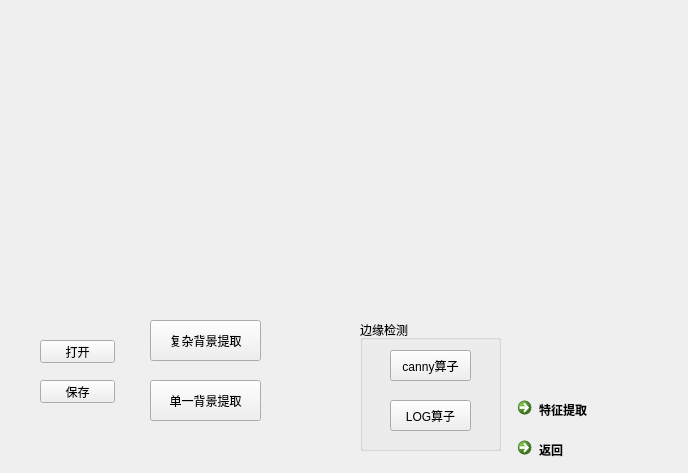
Above: PyQt/roi.ui from zklt/bishe before the change. Below: the same form after it.
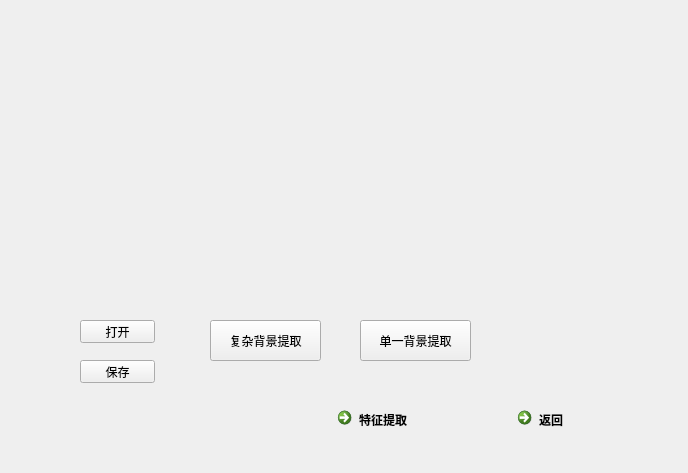
That is the form after the change.

What changed in the file:
```diff
--- a/PyQt/roi.ui
+++ b/PyQt/roi.ui
@@ -16,8 +16,8 @@
   <widget class="QPushButton" name="selectfile">
    <property name="geometry">
     <rect>
-     <x>40</x>
-     <y>340</y>
+     <x>80</x>
+     <y>320</y>
      <width>75</width>
      <height>23</height>
     </rect>
@@ -29,8 +29,8 @@
   <widget class="QPushButton" name="savefile">
    <property name="geometry">
     <rect>
-     <x>40</x>
-     <y>380</y>
+     <x>80</x>
+     <y>360</y>
      <width>75</width>
      <height>23</height>
     </rect>
@@ -81,7 +81,7 @@
    <property name="geometry">
     <rect>
      <x>510</x>
-     <y>430</y>
+     <y>400</y>
      <width>172</width>
      <height>41</height>
     </rect>
@@ -93,7 +93,7 @@
   <widget class="QPushButton" name="complex">
    <property name="geometry">
     <rect>
-     <x>150</x>
+     <x>210</x>
      <y>320</y>
      <width>111</width>
      <height>41</height>
@@ -106,8 +106,8 @@
   <widget class="QPushButton" name="single">
    <property name="geometry">
     <rect>
-     <x>150</x>
-     <y>380</y>
+     <x>360</x>
+     <y>320</y>
      <width>111</width>
      <height>41</height>
     </rect>
@@ -116,50 +116,11 @@
     <string>单一背景提取</string>
    </property>
   </widget>
-  <widget class="QGroupBox" name="groupBox">
-   <property name="geometry">
-    <rect>
-     <x>360</x>
-     <y>320</y>
-     <width>141</width>
-     <height>131</height>
-    </rect>
-   </property>
-   <property name="title">
-    <string>边缘检测</string>
-   </property>
-   <widget class="QPushButton" name="canny">
-    <property name="geometry">
-     <rect>
-      <x>30</x>
-      <y>30</y>
-      <width>81</width>
-      <height>31</height>
-     </rect>
-    </property>
-    <property name="text">
-     <string>canny算子</string>
-    </property>
-   </widget>
-   <widget class="QPushButton" name="LOG">
-    <property name="geometry">
-     <rect>
-      <x>30</x>
-      <y>80</y>
-      <width>81</width>
-      <height>31</height>
-     </rect>
-    </property>
-    <property name="text">
-     <string>LOG算子</string>
-    </property>
-   </widget>
-  </widget>
   <widget class="QCommandLinkButton" name="tezhengtiqu">
    <property name="geometry">
     <rect>
-     <x>510</x>
-     <y>390</y>
+     <x>330</x>
+     <y>400</y>
      <width>172</width>
      <height>41</height>
     </rect>
```
Left out of the diff: 2 changed lines with no effect on the pictures.
